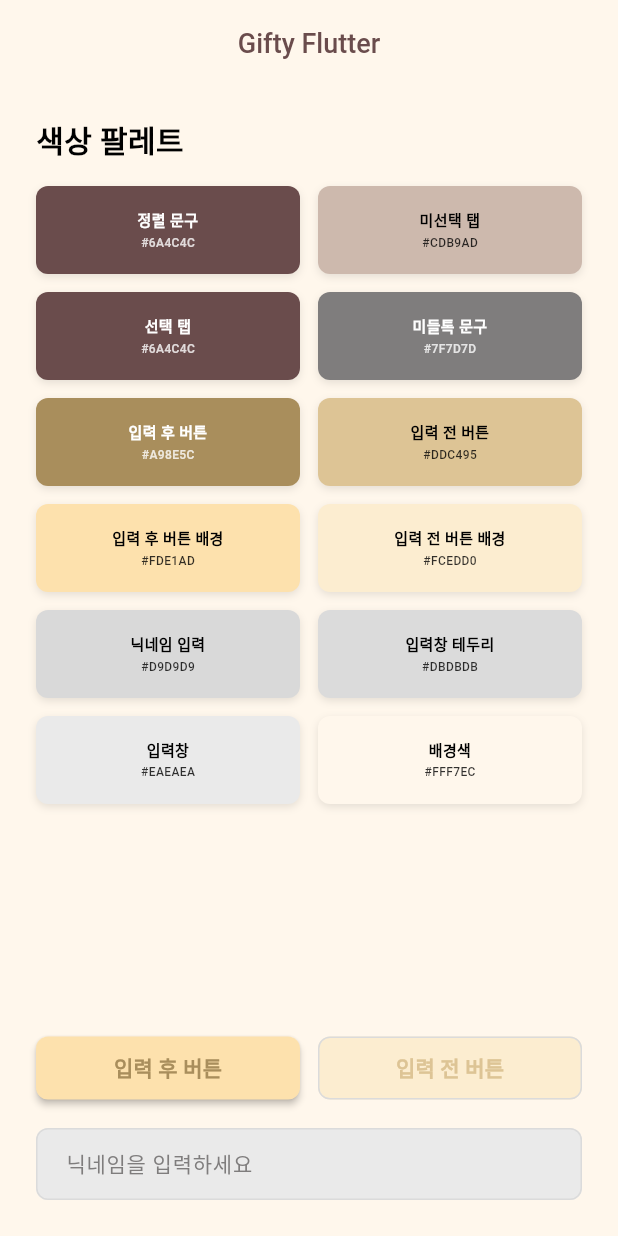
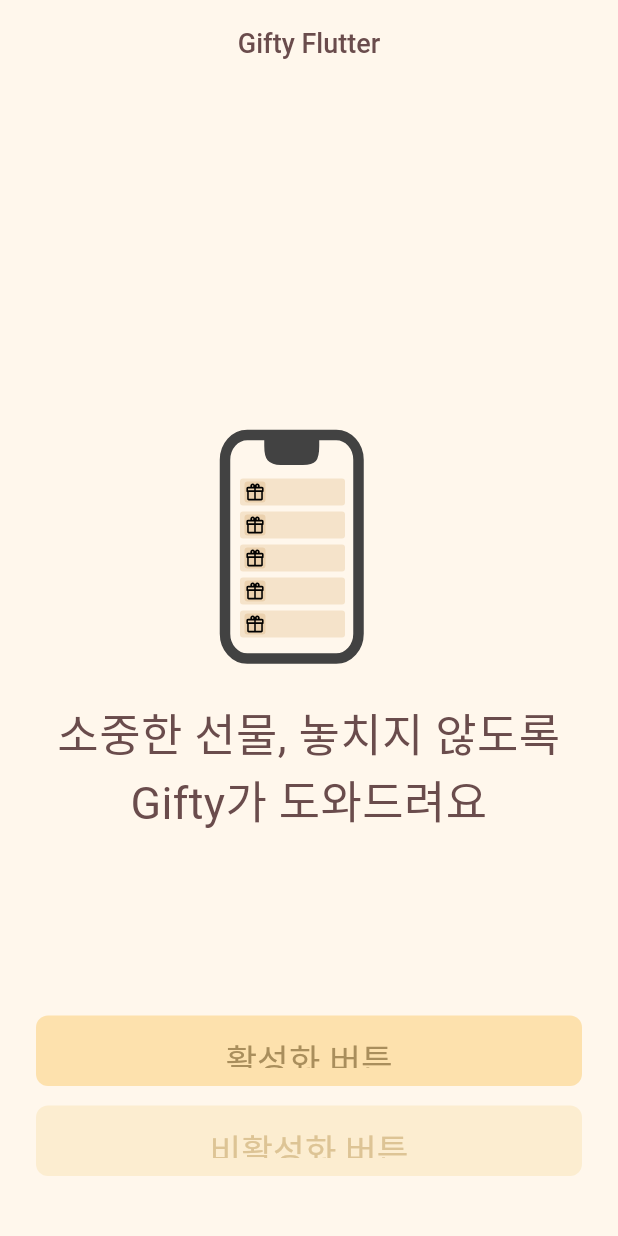
Before and after one commit to Team-Gifty/Gifty_Flutter, a Flutter app: the screen it shows after launch, on a phone screen of 412 x 824 dp. Run offline on Flutter 3.47's test engine with Material 3 defaults, Android fonts, the phone set to English and light mode, and no system bars; our stand-ins replace flutter_svg; Roboto replaces fonts that are missing (MemomentKkukkkuk).

Commit message:
🔖 :: 버튼 컴포넌트 추가

```diff
--- a/lib/presentation/onboarding/onboarding_page.dart
+++ b/lib/presentation/onboarding/onboarding_page.dart
@@ -1,6 +1,7 @@
 import 'package:flutter/material.dart';
 import 'package:flutter_svg/flutter_svg.dart';
 import 'package:gifty_flutter/core/theme/theme.dart';
+import 'package:gifty_flutter/presentation/widgets/gifty_button.dart';
 
 class OnboardingPage extends StatelessWidget {
   const OnboardingPage({super.key});
@@ -17,134 +18,53 @@ class OnboardingPage extends StatelessWidget {
         backgroundColor: AppColors.background,
         elevation: 0,
       ),
-      body: Padding(
-        padding: const EdgeInsets.all(24.0),
-        child: Column(
-          crossAxisAlignment: CrossAxisAlignment.start,
+      body: Stack(
+        fit: StackFit.expand,
         children: [
-            // 색상 팔레트 섹션
-            Text(
-              '색상 팔레트',
-              style: AppTextStyles.h4,
-            ),
-            const SizedBox(height: 16),
-
-            // 색상 그리드
-            Expanded(
-              child: GridView.count(
-                crossAxisCount: 2,
-                crossAxisSpacing: 12,
-                mainAxisSpacing: 12,
-                childAspectRatio: 3,
-                children: [
-                  _ColorCard('정렬 문구', AppColors.sortText),
-                  _ColorCard('미선택 탭', AppColors.unselectedTab),
-                  _ColorCard('선택 탭', AppColors.selectedTab),
-                  _ColorCard('미들톡 문구', AppColors.middleTalk),
-                  _ColorCard('입력 후 버튼', AppColors.inputAfterButton),
-                  _ColorCard('입력 전 버튼', AppColors.inputBeforeButton),
-                  _ColorCard('입력 후 버튼 배경', AppColors.inputAfterButtonBg),
-                  _ColorCard('입력 전 버튼 배경', AppColors.inputBeforeButtonBg),
-                  _ColorCard('닉네임 입력', AppColors.nicknameInput),
-                  _ColorCard('입력창 테두리', AppColors.inputBorder),
-                  _ColorCard('입력창', AppColors.inputField),
-                  _ColorCard('배경색', AppColors.background),
-                ],
+          Positioned(
+            left: 138,
+            top: 221,
+            child: SvgPicture.asset(
+              'assets/images/qwerimage.svg',
+              width: 113,
+              height: 176,
             ),
           ),
-
-            const SizedBox(height: 24),
-
-            // 버튼 예시
-            Row(
-              children: [
-                Expanded(
-                  child: ElevatedButton(
-                    onPressed: () {},
+          Positioned(
+            top: 411,
+            left: 0,
+            right: 0,
             child: Text(
-                      '입력 후 버튼',
-                      style: AppTextStyles.inputAfterButton,
+              '소중한 선물, 놓치지 않도록\nGifty가 도와드려요',
+              textAlign: TextAlign.center,
+              style: TextStyle(
+                fontFamily: 'MemomentKkukkkuk',
+                fontSize: 30,
+                color: AppColors.selectedTab,
               ),
             ),
           ),
-                const SizedBox(width: 12),
-                Expanded(
-                  child: OutlinedButton(
-                    onPressed: () {},
-                    child: Text(
-                      '입력 전 버튼',
-                      style: AppTextStyles.inputBeforeButton,
+          Positioned(
+            bottom: 100,
+            left: 24,
+            right: 24,
+            child: GiftyButton(
+              buttonText: '활성화 버튼',
+              buttonTap: () {},
             ),
+          ),
+          Positioned(
+            bottom: 40,
+            left: 24,
+            right: 24,
+            child: GiftyButton(
+              buttonText: '비활성화 버튼',
+              isEnabled: false,
+              buttonTap: () {},
             ),
           ),
         ],
       ),
-
-            const SizedBox(height: 16),
-
-            // 입력 필드 예시
-            TextField(
-              decoration: InputDecoration(
-                hintText: '닉네임을 입력하세요',
-                hintStyle: AppTextStyles.middleTalk,
-              ),
-            ),
-          ],
-        ),
-      ),
     );
   }
 }
-
-class _ColorCard extends StatelessWidget {
-  final String name;
-  final Color color;
-
-  const _ColorCard(this.name, this.color);
-
-  @override
-  Widget build(BuildContext context) {
-    return Container(
-      decoration: BoxDecoration(
-        color: color,
-        borderRadius: BorderRadius.circular(8),
-        boxShadow: [
-          BoxShadow(
-            color: AppColors.shadow,
-            blurRadius: 4,
-            offset: Offset(0, 2),
-          ),
-        ],
-      ),
-      child: Center(
-        child: Column(
-          mainAxisSize: MainAxisSize.min,
-          children: [
-            Text(
-              name,
-              style: AppTextStyles.labelSmall.copyWith(
-                color: _getContrastColor(color),
-                fontWeight: FontWeight.w600,
-              ),
-              textAlign: TextAlign.center,
-            ),
-            const SizedBox(height: 2),
-            Text(
-              '#${color.value.toRadixString(16).substring(2).toUpperCase()}',
-              style: AppTextStyles.labelSmall.copyWith(
-                color: _getContrastColor(color).withOpacity(0.8),
-                fontSize: 8,
-              ),
-            ),
-          ],
-        ),
-      ),
-    );
-  }
-
-  Color _getContrastColor(Color color) {
-    // 색상의 밝기에 따라 텍스트 색상을 결정
-    double luminance = color.computeLuminance();
-    return luminance > 0.5 ? AppColors.black : AppColors.white;
-  }
-}
--- /dev/null
+++ b/lib/presentation/widgets/gifty_button.dart
@@ -0,0 +1,43 @@
+import 'package:flutter/material.dart';
+import 'package:gifty_flutter/core/theme/app_colors.dart';
+
+class GiftyButton extends StatelessWidget {
+  final String buttonText;
+  final VoidCallback? buttonTap;
+  final bool isEnabled;
+  final double height;
+
+  const GiftyButton({
+    super.key,
+    required this.buttonText,
+    this.buttonTap,
+    this.isEnabled = true,
+    this.height = 47.0,
+  });
+
+  @override
+  Widget build(BuildContext context) {
+    return SizedBox(
+      height: height,
+      width: double.infinity, // Stretch to full width
+      child: ElevatedButton(
+        onPressed: isEnabled ? buttonTap : null,
+        style: ElevatedButton.styleFrom(
+          backgroundColor: AppColors.inputAfterButtonBg,
+          disabledBackgroundColor: AppColors.inputBeforeButtonBg,
+          foregroundColor: AppColors.inputAfterButton,
+          disabledForegroundColor: AppColors.inputBeforeButton,
+          shape: RoundedRectangleBorder(
+            borderRadius: BorderRadius.circular(8.0),
+          ),
+          textStyle: const TextStyle(
+            fontFamily: 'MemomentKkukkkuk',
+            fontSize: 23,
+          ),
+          elevation: 0, // To match the iOS look
+        ),
+        child: Text(buttonText),
+      ),
+    );
+  }
+}
```
Lines whose indentation alone changed are shown as unchanged.
